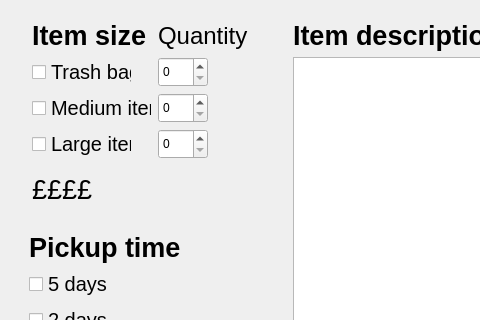
Old version of the form extrapickupwindow.ui in the repository EduPonz/SmartTrashCan_B376; both pictures show x 0 to 480 and y 0 to 320 of the 847 by 519 pixel window.
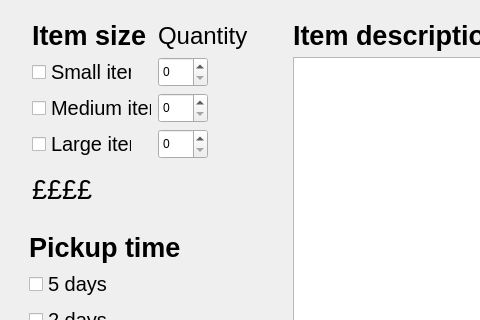
New version of the form.

Commit message: - Some small changes to catch up to the same version

```diff
--- a/extrapickupwindow.ui
+++ b/extrapickupwindow.ui
@@ -155,7 +155,7 @@
                </font>
               </property>
               <property name="text">
-               <string>Trash bag</string>
+               <string>Small item</string>
               </property>
              </widget>
             </item>
```
Left out of the diff: 3 changed lines with no effect on the pictures. The commit also changes 2 other files.
